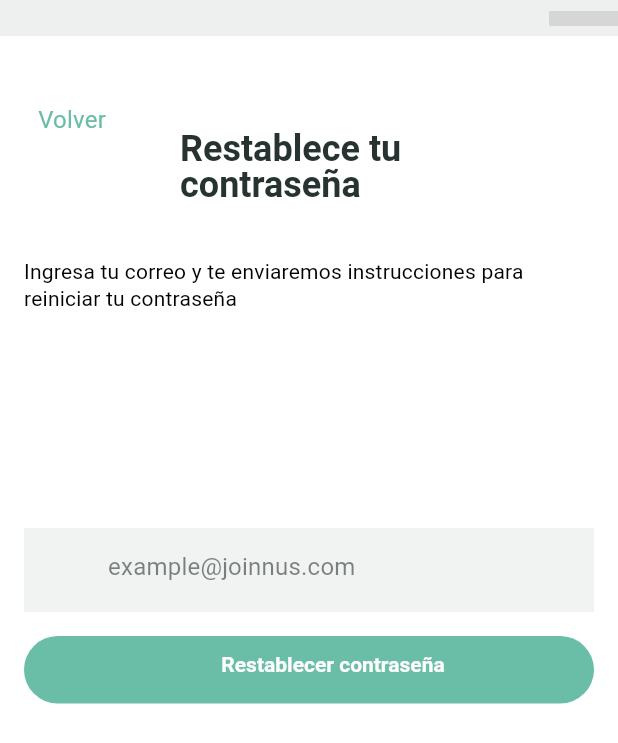
After one commit to Rod17455/app_inventario, a Flutter app: the screen it shows after launch, after a tap on "Se te olvidó la contraseña?", on a phone screen of 412 x 824 dp. The commit adds this screen. Shown: the top 743 px of the screen. Run offline on Flutter 3.47's test engine with Material 2 defaults, Android fonts, the light colour scheme and no system bars; network calls fail; Roboto replaces fonts that are missing (Poppins); grey boxes are pictures that could not be loaded.

Commit message:
Forget y cambios

```diff
--- /dev/null
+++ b/lib/forget.dart
@@ -0,0 +1,215 @@
+import 'package:app_inventario/main.dart';
+import 'package:flutter/material.dart';
+void main() {
+  runApp(ForgetPassword());
+}
+class ForgetPassword extends StatelessWidget {
+  @override
+  Widget build(BuildContext context) {
+    return MaterialApp(
+      home: Scaffold(
+        body: LayoutBuilder(
+          builder: (context, constraints) {
+            return Container(
+              width: constraints.maxWidth,
+              height: constraints.maxHeight,
+              clipBehavior: Clip.antiAlias,
+              decoration: BoxDecoration(color: Colors.white),
+              child: Stack(
+                children: [
+                  Positioned(
+                    left: 16,
+                    top: 56,
+                    child: TextButton(
+                      onPressed: () {
+                        Navigator.push(
+                          context,
+                          MaterialPageRoute(builder: (context) => MyApp()), // Replace YourMainScreen() with the actual main screen widget
+                        );
+                      },
+                      child: Text(
+                        'Volver',
+                        style: TextStyle(
+                          color: Color(0xFF6ABDA6),
+                          fontSize: 16,
+                          fontFamily: 'Poppins',
+                          fontWeight: FontWeight.w400,
+                          height: 1.0,
+                          letterSpacing: 0.15,
+                        ),
+                      ),
+                    ),
+                  ),
+                  Positioned(
+                    left: 16,
+                    top: 172,
+                    child: SizedBox(
+                      width: constraints.maxWidth - 32,
+                      child: Text(
+                        'Ingresa tu correo y te enviaremos instrucciones para reiniciar tu contraseña',
+                        style: TextStyle(
+                          color: Colors.black,
+                          fontSize: 14,
+                          fontFamily: 'Poppins',
+                          fontWeight: FontWeight.w400,
+                          height: 1.3,
+                          letterSpacing: 0.15,
+                        ),
+                      ),
+                    ),
+                  ),
+                  Positioned(
+                    left: 0,
+                    top: 0,
+                    child: Container(
+                      width: constraints.maxWidth,
+                      height: 24,
+                      child: Stack(
+                        children: [
+                          Positioned(
+                            left: 0,
+                            top: 0,
+                            child: Container(
+                              width: constraints.maxWidth,
+                              height: 24,
+                              decoration: BoxDecoration(color: Color(0xFFEDF0EF)),
+                            ),
+                          ),
+                          Positioned(
+                            left: constraints.maxWidth - 46,
+                            top: 7,
+                            child: Container(
+                              width: 46,
+                              height: 10,
+                              decoration: BoxDecoration(
+                                image: DecorationImage(
+                                  image: NetworkImage("https://via.placeholder.com/46x10"),
+                                  fit: BoxFit.fill,
+                                ),
+                              ),
+                            ),
+                          ),
+                        ],
+                      ),
+                    ),
+                  ),
+                  Positioned(
+                    left: 120,
+                    top: 88,
+                    child: SizedBox(
+                      width: constraints.maxWidth - 32,
+                      child: Text(
+                        'Restablece tu\ncontraseña',
+                        style: TextStyle(
+                          color: Color(0xFF273330),
+                          fontSize: 24,
+                          fontFamily: 'Poppins',
+                          fontWeight: FontWeight.w700,
+                          height: 1.0,
+                        ),
+                      ),
+                    ),
+                  ),
+                  Positioned(
+                    left: 16,
+                    top: 352,
+                    child: Container(
+                      width: constraints.maxWidth - 32,
+                      height: 56,
+                      child: Stack(
+                        children: [
+                          Positioned(
+                            left: 0,
+                            top: 0,
+                            child: Container(
+                              width: constraints.maxWidth - 32,
+                              height: 56,
+                              decoration: BoxDecoration(color: Color(0xFFF1F2F2)),
+                            ),
+                          ),
+                          Positioned(
+                            left: 56,
+                            top: 18.40,
+                            child: SizedBox(
+                              width: constraints.maxWidth - 120,
+                              child: Text(
+                                'example@joinnus.com',
+                                style: TextStyle(
+                                  color: Color(0x99273330),
+                                  fontSize: 16,
+                                  fontFamily: 'Poppins',
+                                  fontWeight: FontWeight.w400,
+                                  height: 1.0,
+                                  letterSpacing: 0.15,
+                                ),
+                              ),
+                            ),
+                          ),
+                          Positioned(
+                            left: 16,
+                            top: 16,
+                            child: Container(
+                              width: 24,
+                              height: 24,
+                              clipBehavior: Clip.antiAlias,
+                              decoration: BoxDecoration(),
+                              child: Stack(children: []),
+                            ),
+                          ),
+                        ],
+                      ),
+                    ),
+                  ),
+                  Positioned(
+                    left: 16,
+                    top: 424,
+                    child: Container(
+                      width: constraints.maxWidth - 32,
+                      height: 45,
+                      child: Stack(
+                        children: [
+                          Positioned(
+                            left: 0,
+                            top: 0,
+                            child: Container(
+                              width: constraints.maxWidth - 32,
+                              height: 45,
+                              decoration: ShapeDecoration(
+                                color: Color(0xFF6ABDA6),
+                                shape: RoundedRectangleBorder(
+                                  borderRadius: BorderRadius.circular(50),
+                                ),
+                              ),
+                            ),
+                          ),
+                          Positioned(
+                            left: 41,
+                            top: 13,
+                            child: SizedBox(
+                              width: constraints.maxWidth - 82,
+                              child: Text(
+                                'Restablecer contraseña',
+                                textAlign: TextAlign.center,
+                                style: TextStyle(
+                                  color: Color(0xFFFCFCFC),
+                                  fontSize: 14,
+                                  fontFamily: 'Poppins',
+                                  fontWeight: FontWeight.w700,
+                                  height: 1.0,
+                                ),
+                              ),
+                            ),
+                          ),
+                        ],
+                      ),
+                    ),
+                  ),
+                ],
+              ),
+            );
+          },
+        ),
+      ),
+    );
+  }
+}
--- a/lib/main.dart
+++ b/lib/main.dart
@@ -1,3 +1,4 @@
+import 'package:app_inventario/forget.dart';
 import 'package:flutter/material.dart';
 import 'welcome_screen.dart';
 
@@ -18,8 +19,6 @@ class MyApp extends StatelessWidget {
   }
 }
 
-
-
 class HomePage extends StatefulWidget {
   const HomePage({super.key});
 
@@ -34,13 +33,11 @@ class _HomePageState extends State<HomePage> {
   }
 }
 
-
-
 class LoginScreen extends StatefulWidget {
-  const LoginScreen ({super.key});
+  const LoginScreen({super.key});
 
   @override
-  State<LoginScreen > createState() => _LoginScreenState();
+  State<LoginScreen> createState() => _LoginScreenState();
 }
 
 class _LoginScreenState extends State<LoginScreen> {
@@ -52,25 +49,28 @@ class _LoginScreenState extends State<LoginScreen> {
         mainAxisAlignment: MainAxisAlignment.center,
         crossAxisAlignment: CrossAxisAlignment.start,
         children: [
-          const Text("App Inventario's",
+          const Text(
+            "App Inventario's",
             style: TextStyle(
-           color: Colors.black ,
+              color: Colors.black,
               fontSize: 28.0,
               fontWeight: FontWeight.bold,
             ),
           ),
-
-          const Text("Inicio de Sesión",
-           style: TextStyle(color: Colors.black ,
+          const Text(
+            "Inicio de Sesión",
+            style: TextStyle(
+              color: Colors.black,
               fontSize: 44.0,
               fontWeight: FontWeight.bold,
             ),
           ),
-        const SizedBox(height: 44.0,
+          const SizedBox(
+            height: 44.0,
           ),
           const TextField(
             keyboardType: TextInputType.emailAddress,
-          decoration:  InputDecoration(
+            decoration: InputDecoration(
               hintText: "Usuario",
               prefixIcon: Icon(Icons.person, color: Colors.black),
             ),
@@ -88,9 +88,17 @@ class _LoginScreenState extends State<LoginScreen> {
           const SizedBox(
             height: 12.0,
           ),
-        const Text(
+          TextButton(
+            onPressed: () {
+                  Navigator.push(
+                  context,
+                  MaterialPageRoute(builder: (context) =>  ForgetPassword ()),
+                );
+            },
+            child: const Text(
               "Se te olvidó la contraseña?",
               style: TextStyle(color: Colors.green),
+            ),
           ),
           const SizedBox(
             height: 88.0,
@@ -102,15 +110,18 @@ class _LoginScreenState extends State<LoginScreen> {
               elevation: 0.0,
               padding: EdgeInsets.symmetric(vertical: 20.0),
               shape: RoundedRectangleBorder(
-              borderRadius: BorderRadius.circular(12.0)),
-            onPressed: (){
+                borderRadius: BorderRadius.circular(12.0),
+              ),
+              onPressed: () {
                 Navigator.push(
                   context,
                   MaterialPageRoute(builder: (context) => WelcomeScreen()),
                 );
               },
-            child: Text("Login",
-             style: TextStyle(color:Colors.white,
+              child: Text(
+                "Login",
+                style: TextStyle(
+                  color: Colors.white,
                   fontSize: 18.0,
                 ),
               ),
```
Lines whose indentation alone changed are shown as unchanged.
